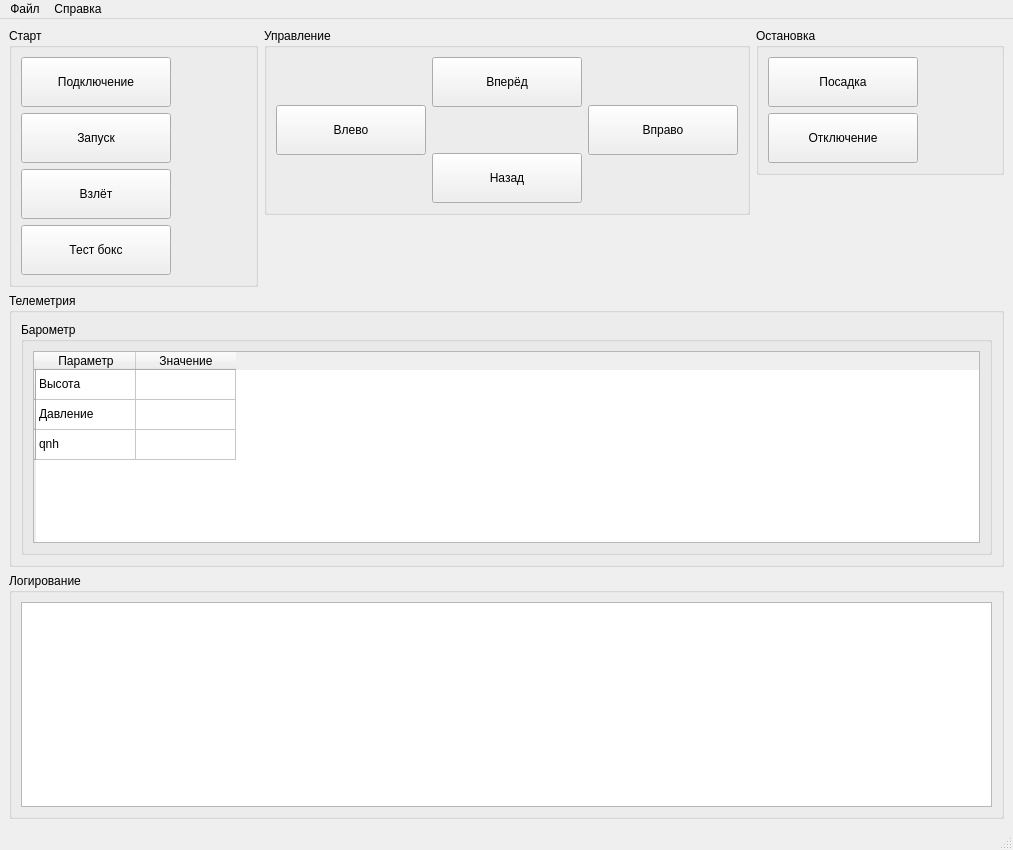
This is DroneSimClient/MainWindow/mainwindow.ui in codingpluszheldor/DroneControl as Qt 5 draws it before an edit. The edited form follows.
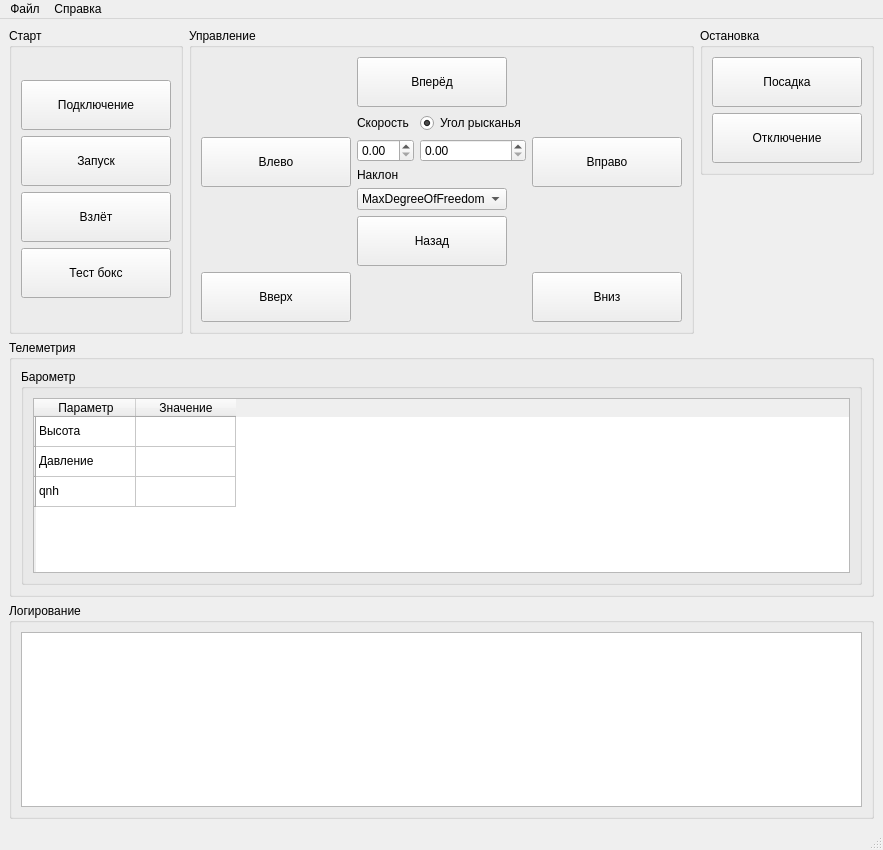
This is the edited form.

Patch:
```diff
--- a/DroneSimClient/MainWindow/mainwindow.ui
+++ b/DroneSimClient/MainWindow/mainwindow.ui
@@ -6,7 +6,7 @@
    <rect>
     <x>0</x>
     <y>0</y>
-    <width>1013</width>
+    <width>880</width>
     <height>850</height>
    </rect>
   </property>
@@ -14,9 +14,9 @@
    <string>Управление дроном</string>
   </property>
   <widget class="QWidget" name="centralwidget">
-   <layout class="QVBoxLayout" name="verticalLayout_12">
+   <layout class="QVBoxLayout" name="verticalLayout_17">
     <item>
-     <layout class="QHBoxLayout" name="horizontalLayout_2">
+     <layout class="QHBoxLayout" name="horizontalLayout_4">
       <item>
        <widget class="QGroupBox" name="groupBox">
         <property name="title">
@@ -107,15 +107,28 @@
        </widget>
       </item>
       <item>
-       <layout class="QVBoxLayout" name="verticalLayout_7">
-        <item>
          <widget class="QGroupBox" name="groupBox_3">
           <property name="title">
            <string>Управление</string>
           </property>
+        <layout class="QVBoxLayout" name="verticalLayout_16">
+         <item>
+          <layout class="QHBoxLayout" name="horizontalLayout_3">
+           <item>
           <layout class="QVBoxLayout" name="verticalLayout_6">
            <item>
-            <layout class="QHBoxLayout" name="horizontalLayout">
+              <spacer name="verticalSpacer_6">
+               <property name="orientation">
+                <enum>Qt::Vertical</enum>
+               </property>
+               <property name="sizeHint" stdset="0">
+                <size>
+                 <width>20</width>
+                 <height>40</height>
+                </size>
+               </property>
+              </spacer>
+             </item>
              <item>
               <widget class="QPushButton" name="pBtnLeft">
                <property name="minimumSize">
@@ -136,9 +149,24 @@
               </widget>
              </item>
              <item>
-              <layout class="QVBoxLayout" name="verticalLayout_5">
+              <spacer name="verticalSpacer_5">
+               <property name="orientation">
+                <enum>Qt::Vertical</enum>
+               </property>
+               <property name="sizeHint" stdset="0">
+                <size>
+                 <width>20</width>
+                 <height>40</height>
+                </size>
+               </property>
+              </spacer>
+             </item>
+            </layout>
+           </item>
                <item>
-                <widget class="QPushButton" name="pBtnFront">
+            <layout class="QVBoxLayout" name="verticalLayout_15">
+             <item>
+              <widget class="QPushButton" name="pBtnForward">
                  <property name="minimumSize">
                   <size>
                    <width>150</width>
@@ -157,17 +185,80 @@
                 </widget>
                </item>
                <item>
-                <spacer name="verticalSpacer">
-                 <property name="orientation">
-                  <enum>Qt::Vertical</enum>
-                 </property>
-                 <property name="sizeHint" stdset="0">
+              <layout class="QVBoxLayout" name="verticalLayout_14">
+               <item>
+                <layout class="QHBoxLayout" name="horizontalLayout_2">
+                 <item>
+                  <layout class="QVBoxLayout" name="verticalLayout_5">
+                   <item>
+                    <widget class="QLabel" name="label">
+                     <property name="text">
+                      <string>Скорость</string>
+                     </property>
+                    </widget>
+                   </item>
+                   <item>
+                    <widget class="QDoubleSpinBox" name="sbSpeed"/>
+                   </item>
+                  </layout>
+                 </item>
+                 <item>
+                  <layout class="QVBoxLayout" name="verticalLayout_13">
+                   <item>
+                    <widget class="QRadioButton" name="rbYaw">
+                     <property name="text">
+                      <string>Угол рысканья</string>
+                     </property>
+                     <property name="checked">
+                      <bool>true</bool>
+                     </property>
+                    </widget>
+                   </item>
+                   <item>
+                    <widget class="QDoubleSpinBox" name="sbYaw"/>
+                   </item>
+                  </layout>
+                 </item>
+                </layout>
+               </item>
+               <item>
+                <layout class="QVBoxLayout" name="verticalLayout_12">
+                 <item>
+                  <widget class="QLabel" name="label_2">
+                   <property name="text">
+                    <string>Наклон</string>
+                   </property>
+                  </widget>
+                 </item>
+                 <item>
+                  <widget class="QComboBox" name="cBoxDrivetrainType">
+                   <property name="minimumSize">
                   <size>
-                   <width>20</width>
-                   <height>40</height>
-                  </size>
-                 </property>
-                </spacer>
+                     <width>150</width>
+                     <height>22</height>
+                    </size>
+                   </property>
+                   <property name="maximumSize">
+                    <size>
+                     <width>150</width>
+                     <height>22</height>
+                    </size>
+                   </property>
+                   <item>
+                    <property name="text">
+                     <string>MaxDegreeOfFreedom</string>
+                    </property>
+                   </item>
+                   <item>
+                    <property name="text">
+                     <string>ForwardOnly</string>
+                    </property>
+                   </item>
+                  </widget>
+                 </item>
+                </layout>
+               </item>
+              </layout>
                </item>
                <item>
                 <widget class="QPushButton" name="pBtnBack">
@@ -191,6 +282,21 @@
               </layout>
              </item>
              <item>
+            <layout class="QVBoxLayout" name="verticalLayout_7">
+             <item>
+              <spacer name="verticalSpacer_2">
+               <property name="orientation">
+                <enum>Qt::Vertical</enum>
+               </property>
+               <property name="sizeHint" stdset="0">
+                <size>
+                 <width>20</width>
+                 <height>40</height>
+                </size>
+               </property>
+              </spacer>
+             </item>
+             <item>
               <widget class="QPushButton" name="pBtnRight">
                <property name="minimumSize">
                 <size>
@@ -209,13 +315,8 @@
                </property>
               </widget>
              </item>
-            </layout>
-           </item>
-          </layout>
-         </widget>
-        </item>
         <item>
-         <spacer name="verticalSpacer_2">
+              <spacer name="verticalSpacer_4">
           <property name="orientation">
            <enum>Qt::Vertical</enum>
           </property>
@@ -228,6 +329,66 @@
          </spacer>
         </item>
        </layout>
+           </item>
+          </layout>
+         </item>
+         <item>
+          <layout class="QHBoxLayout" name="horizontalLayout">
+           <item>
+            <widget class="QPushButton" name="pBtnUp">
+             <property name="minimumSize">
+              <size>
+               <width>150</width>
+               <height>50</height>
+              </size>
+             </property>
+             <property name="maximumSize">
+              <size>
+               <width>150</width>
+               <height>50</height>
+              </size>
+             </property>
+             <property name="text">
+              <string>Вверх</string>
+             </property>
+            </widget>
+           </item>
+           <item>
+            <spacer name="horizontalSpacer">
+             <property name="orientation">
+              <enum>Qt::Horizontal</enum>
+             </property>
+             <property name="sizeHint" stdset="0">
+              <size>
+               <width>40</width>
+               <height>20</height>
+              </size>
+             </property>
+            </spacer>
+           </item>
+           <item>
+            <widget class="QPushButton" name="pBtnDown">
+             <property name="minimumSize">
+              <size>
+               <width>150</width>
+               <height>50</height>
+              </size>
+             </property>
+             <property name="maximumSize">
+              <size>
+               <width>150</width>
+               <height>50</height>
+              </size>
+             </property>
+             <property name="text">
+              <string>Вниз</string>
+             </property>
+            </widget>
+           </item>
+          </layout>
+         </item>
+        </layout>
+       </widget>
       </item>
       <item>
        <layout class="QVBoxLayout" name="verticalLayout_8">
@@ -380,8 +541,8 @@
     <rect>
      <x>0</x>
      <y>0</y>
-     <width>1013</width>
-     <height>26</height>
+     <width>880</width>
+     <height>21</height>
     </rect>
    </property>
    <widget class="QMenu" name="menu">
```
Lines whose indentation alone changed are shown as unchanged.
